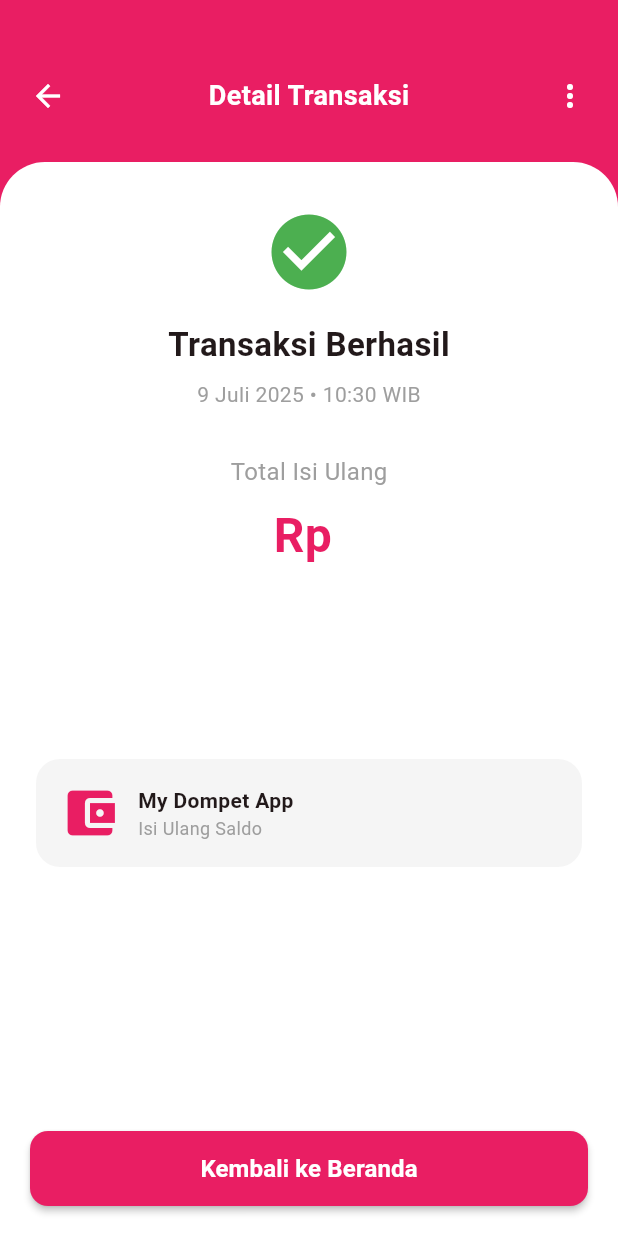
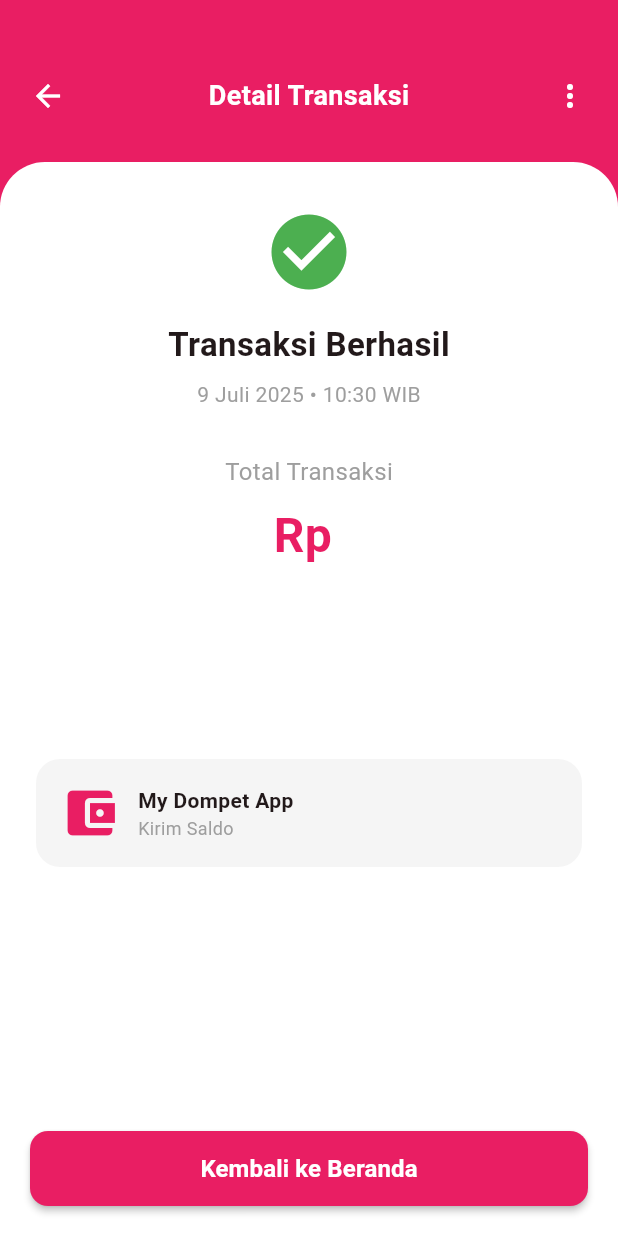
Before and after one commit to anggiaziyah/dompetku, a Flutter app: the SuccessScreen screen opened by its route, on a phone screen of 412 x 824 dp. Run offline on Flutter 3.47's test engine with Material 3 defaults, Android fonts, the light colour scheme and no system bars; our stand-ins replace supabase_flutter; accounts and stored records are empty.

Commit message:
Update success_screen.dart sebelum merge commit-kedua-login

```diff
--- a/lib/success_screen.dart
+++ b/lib/success_screen.dart
@@ -2,7 +2,6 @@ import 'package:flutter/material.dart';
 import 'package:intl/intl.dart';
 
 class SuccessScreen extends StatefulWidget {
-  // Menerima data jumlah transaksi dari halaman sebelumnya
   final String amount;
 
   const SuccessScreen({super.key, required this.amount});
@@ -15,31 +14,22 @@ class _SuccessScreenState extends State<SuccessScreen> {
   @override
   void initState() {
     super.initState();
-    // Pastikan locale 'id_ID' sudah terdaftar jika belum,
-    // biasanya dilakukan di main.dart
-    // initializeDateFormatting('id_ID', null);
   }
 
-  // Fungsi untuk memformat angka menjadi format mata uang Rupiah
   String _formatCurrency(String amount) {
     try {
       final number = double.parse(amount);
-      // Format mata uang untuk Indonesia (Rupiah)
-      final format =
-          NumberFormat.currency(locale: 'id_ID', symbol: 'Rp ', decimalDigits: 0);
+      final format = NumberFormat.currency(locale: 'id_ID', symbol: 'Rp ', decimalDigits: 0);
       return format.format(number);
     } catch (e) {
-      // Fallback jika parsing gagal
       return "Rp $amount";
     }
   }
 
-  // Fungsi untuk kembali ke Dashboard dan menghapus semua halaman sebelumnya dari stack
   void _goToDashboard() {
     Navigator.pushNamedAndRemoveUntil(context, '/dashboard', (route) => false);
   }
 
-  // Fungsi untuk menampilkan opsi tambahan (misal: bagikan, unduh)
   void _showMoreOptions() {
     showModalBottomSheet(
       context: context,
@@ -54,7 +44,7 @@ class _SuccessScreenState extends State<SuccessScreen> {
               leading: const Icon(Icons.share, color: Color(0xFFE91E63)),
               title: const Text('Bagikan Bukti Transaksi'),
               onTap: () {
-                Navigator.pop(context); // Tutup bottom sheet
+                Navigator.pop(context);
                 ScaffoldMessenger.of(context).showSnackBar(
                   const SnackBar(content: Text('Fungsi "Bagikan" belum diimplementasikan.')),
                 );
@@ -64,7 +54,7 @@ class _SuccessScreenState extends State<SuccessScreen> {
               leading: const Icon(Icons.download, color: Color(0xFFE91E63)),
               title: const Text('Unduh Bukti Transaksi'),
               onTap: () {
-                Navigator.pop(context); // Tutup bottom sheet
+                Navigator.pop(context);
                 ScaffoldMessenger.of(context).showSnackBar(
                   const SnackBar(content: Text('Fungsi "Unduh" belum diimplementasikan.')),
                 );
@@ -82,7 +72,6 @@ class _SuccessScreenState extends State<SuccessScreen> {
       backgroundColor: const Color(0xFFE91E63),
       body: Column(
         children: [
-          // AppBar kustom
           Padding(
             padding: const EdgeInsets.only(top: 40.0, left: 8.0, right: 8.0),
             child: Row(
@@ -90,7 +79,7 @@ class _SuccessScreenState extends State<SuccessScreen> {
               children: [
                 IconButton(
                   icon: const Icon(Icons.arrow_back, color: Colors.white),
-                  onPressed: _goToDashboard, // Tombol kembali ke dashboard
+                  onPressed: _goToDashboard,
                 ),
                 const Text(
                   "Detail Transaksi",
@@ -101,14 +90,12 @@ class _SuccessScreenState extends State<SuccessScreen> {
                 ),
                 IconButton(
                   icon: const Icon(Icons.more_vert, color: Colors.white),
-                  onPressed: _showMoreOptions, // Menampilkan opsi tambahan
+                  onPressed: _showMoreOptions,
                 ),
               ],
             ),
           ),
           const SizedBox(height: 20),
-
-          // Konten utama
           Expanded(
             child: Container(
               width: double.infinity,
@@ -131,25 +118,24 @@ class _SuccessScreenState extends State<SuccessScreen> {
                   ),
                   const SizedBox(height: 8),
                   Text(
-                    // Menampilkan tanggal dan waktu saat ini dengan format Indonesia
                     DateFormat('d MMMM yyyy • HH:mm', 'id_ID').format(DateTime.now()) + ' WIB',
                     style: const TextStyle(color: Colors.grey, fontSize: 14),
                   ),
                   const SizedBox(height: 30),
                   const Text(
-                    "Total Isi Ulang",
+                    "Total Transaksi",
                     style: TextStyle(fontSize: 16, color: Colors.grey),
                   ),
                   const SizedBox(height: 8),
                   Text(
-                    _formatCurrency(widget.amount), // Menampilkan jumlah yang diformat
+                    _formatCurrency(widget.amount),
                     style: const TextStyle(
                       fontSize: 32,
                       fontWeight: FontWeight.bold,
                       color: Color(0xFFE91E63),
                     ),
                   ),
-                  const Spacer(), // Mendorong konten ke atas dan bawah
+                  const Spacer(),
                   Container(
                     padding: const EdgeInsets.all(16),
                     decoration: BoxDecoration(
@@ -166,7 +152,7 @@ class _SuccessScreenState extends State<SuccessScreen> {
                           children: const [
                             Text("My Dompet App",
                                 style: TextStyle(fontWeight: FontWeight.bold)),
-                            Text("Isi Ulang Saldo",
+                            Text("Kirim Saldo",
                                 style: TextStyle(fontSize: 12, color: Colors.grey)),
                           ],
                         ),
@@ -178,10 +164,8 @@ class _SuccessScreenState extends State<SuccessScreen> {
               ),
             ),
           ),
-
-          // Tombol Aksi Bawah
           Container(
-            color: Colors.white, // Memberi background putih pada area tombol
+            color: Colors.white,
             padding: const EdgeInsets.symmetric(horizontal: 20, vertical: 20),
             child: SizedBox(
               width: double.infinity,
```
